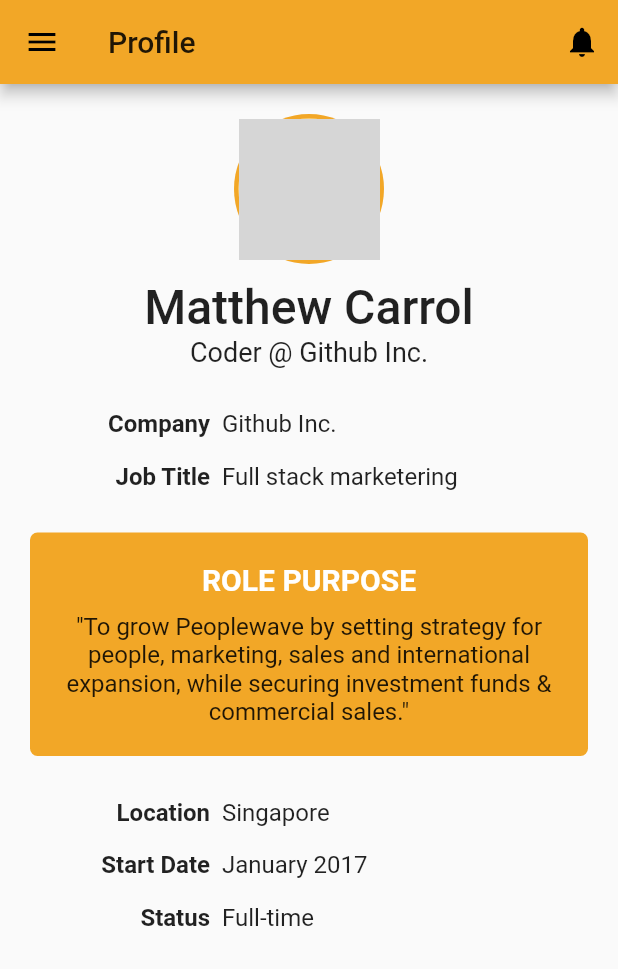
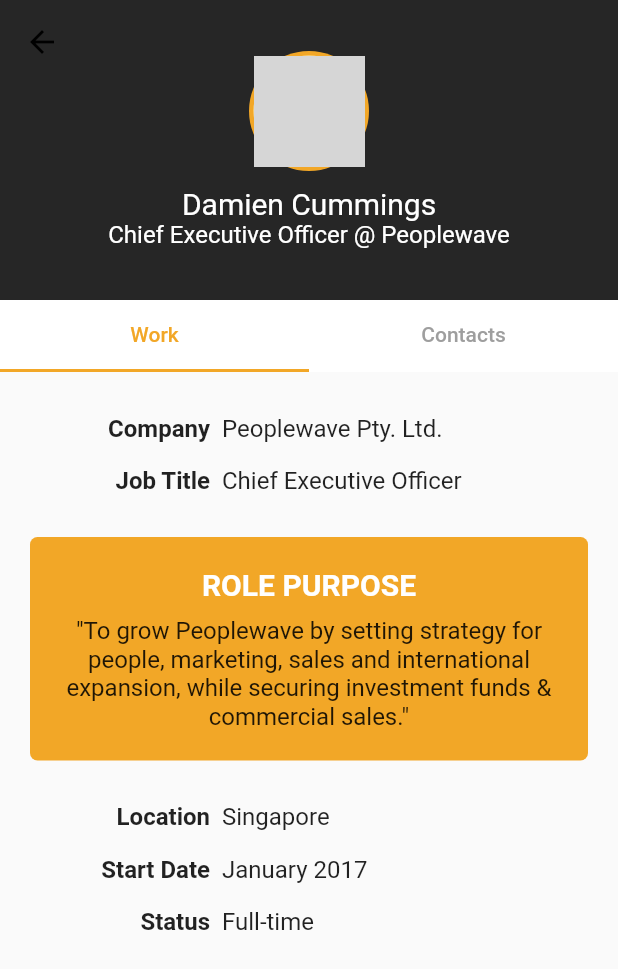
Before and after one commit to rosemalejohn/my-flutter-genesis-app, a Flutter app: the Profile screen opened by its route, on a phone screen of 412 x 824 dp. Shown: the top 969 px of the screen. Run offline on Flutter 3.47's test engine with Material 2 defaults, Android fonts, the phone set to English and light mode, and no system bars; network calls fail; grey boxes are pictures that could not be loaded.

Commit message:
Update profile screen UI

```diff
--- a/lib/main.dart
+++ b/lib/main.dart
@@ -23,7 +23,6 @@ class MyApp extends StatelessWidget {
           // counter didn't reset back to zero; the application is not restarted.
           primarySwatch: Colors.amber,
           primaryColor: Color(0xffF2A727),
-          accentColor: Color(0xffffffff)
         ),
         debugShowCheckedModeBanner: false,
         initialRoute: '/',
--- a/lib/routes.dart
+++ b/lib/routes.dart
@@ -1,7 +1,7 @@
 import 'package:performancewave/screens/doingreview/index.dart';
 import 'package:performancewave/screens/doingreview/start.dart';
 import 'package:performancewave/screens/index.dart';
-import 'package:performancewave/screens/profile.dart';
+import 'package:performancewave/screens/profile/index.dart';
 import 'package:performancewave/screens/ranking.dart';
 import 'package:performancewave/screens/setup_review.dart';
 
--- a/lib/screens/profile.dart
+++ /dev/null
@@ -1,168 +0,0 @@
-import 'package:flutter/material.dart';
-import 'package:performancewave/layouts/singlepage.dart';
-import 'package:performancewave/widgets/avatar.dart';
-import 'package:performancewave/widgets/role_purpose.dart';
-
-class Profile extends StatelessWidget {
-
-  Profile();
-
-  @override
-  Widget build(BuildContext context) {
-    return SinglePage(
-      title: Text('Profile'),
-      body: Center(
-        child: (
-          Padding(
-            padding: const EdgeInsets.all(20.0),
-            child: Column(
-              children: <Widget>[
-                WaveAvatar(width: 100.0, height: 100.0, url: 'https://avatars0.githubusercontent.com/u/7259036?s=460&v=4'),
-                SizedBox(height: 10.0),
-                Text('Matthew Carrol', style: TextStyle(fontSize: 32.0, fontWeight: FontWeight.w500)),
-                Text('Coder @ Github Inc.', style: TextStyle(fontSize: 18.0)),
-                SizedBox(height: 20.0),
-                Column(
-                  children: <Widget>[
-                    Row(
-                      children: <Widget>[
-                        SizedBox(
-                          width: 120.0,
-                          child: Text(
-                            'Company',
-                            textAlign: TextAlign.end,
-                            style: TextStyle(
-                              fontSize: 16.0,
-                              fontWeight: FontWeight.bold
-                            )
-                          ),
-                        ),
-                        Padding(
-                          padding: const EdgeInsets.all(8.0),
-                          child: Text(
-                            'Github Inc.',
-                            textAlign: TextAlign.end,
-                            style: TextStyle(
-                              fontSize: 16.0,
-                            )
-                          ),
-                        )
-                      ],
-                    ),
-                    Row(
-                      children: <Widget>[
-                        SizedBox(
-                          width: 120.0,
-                          child: Text(
-                            'Job Title',
-                            textAlign: TextAlign.end,
-                            style: TextStyle(
-                              fontSize: 16.0,
-                              fontWeight: FontWeight.bold
-                            )
-                          ),
-                        ),
-                        Padding(
-                          padding: const EdgeInsets.all(8.0),
-                          child: Text(
-                            'Full stack marketering',
-                            textAlign: TextAlign.end,
-                            style: TextStyle(
-                              fontSize: 16.0,
-                            )
-                          ),
-                        )
-                      ],
-                    )
-                  ],
-                ),
-                SizedBox(height: 20.0),
-                WaveRolePurpose(),
-                SizedBox(height: 20.0),
-                Column(
-                  children: <Widget>[
-                    Row(
-                      children: <Widget>[
-                        SizedBox(
-                          width: 120.0,
-                          child: Text(
-                            'Location',
-                            textAlign: TextAlign.end,
-                            style: TextStyle(
-                              fontSize: 16.0,
-                              fontWeight: FontWeight.bold
-                            )
-                          ),
-                        ),
-                        Padding(
-                          padding: const EdgeInsets.all(8.0),
-                          child: Text(
-                            'Singapore',
-                            textAlign: TextAlign.end,
-                            style: TextStyle(
-                              fontSize: 16.0,
-                            )
-                          ),
-                        )
-                      ],
-                    ),
-                    Row(
-                      children: <Widget>[
-                        SizedBox(
-                          width: 120.0,
-                          child: Text(
-                            'Start Date',
-                            textAlign: TextAlign.end,
-                            style: TextStyle(
-                              fontSize: 16.0,
-                              fontWeight: FontWeight.bold
-                            )
-                          ),
-                        ),
-                        Padding(
-                          padding: const EdgeInsets.all(8.0),
-                          child: Text(
-                            'January 2017',
-                            textAlign: TextAlign.end,
-                            style: TextStyle(
-                              fontSize: 16.0,
-                            )
-                          ),
-                        )
-                      ],
-                    ),
-                    Row(
-                      children: <Widget>[
-                        SizedBox(
-                          width: 120.0,
-                          child: Text(
-                            'Status',
-                            textAlign: TextAlign.end,
-                            style: TextStyle(
-                              fontSize: 16.0,
-                              fontWeight: FontWeight.bold
-                            )
-                          ),
-                        ),
-                        Padding(
-                          padding: const EdgeInsets.all(8.0),
-                          child: Text(
-                            'Full-time',
-                            textAlign: TextAlign.end,
-                            style: TextStyle(
-                              fontSize: 16.0,
-                            )
-                          ),
-                        )
-                      ],
-                    )
-                  ],
-                ),
-              ],
-            ),
-          )
-        ),
-      ),
-    );
-  }
-}
--- /dev/null
+++ b/lib/screens/profile/contact.dart
@@ -0,0 +1,25 @@
+import 'package:flutter/material.dart';
+import 'package:performancewave/screens/profile/information_row.dart';
+
+class ProfileContact extends StatelessWidget {
+  @override
+  Widget build(BuildContext context) {
+    return ListView(
+      children: <Widget>[
+        Padding(
+          padding: const EdgeInsets.all(20.0),
+          child: Column(
+            children: <Widget>[
+              WaveProfileInfoRow(title: 'About me', description: ''),
+              WaveProfileInfoRow(title: 'Interests', description: ''),
+              Divider(),
+              WaveProfileInfoRow(title: 'Email', description: 'damien@peoplewave.co'),
+              WaveProfileInfoRow(title: 'Phone', description: '+639103234901'),
+              WaveProfileInfoRow(title: 'Social', description: ''),
+            ],
+          ),
+        )
+      ],
+    );
+  }
+}
--- /dev/null
+++ b/lib/screens/profile/index.dart
@@ -0,0 +1,121 @@
+import 'package:flutter/material.dart';
+import 'package:performancewave/screens/profile/contact.dart';
+import 'package:performancewave/screens/profile/work.dart';
+import 'package:performancewave/widgets/avatar.dart';
+
+class Profile extends StatefulWidget {
+
+  Profile();
+
+  @override
+  ProfileState createState() => ProfileState();
+}
+
+class ProfileState extends State<Profile> {
+
+  ScrollController _scrollController;
+
+  bool _showTitle = false;
+
+  @override
+  void initState() {
+    super.initState();
+    _scrollController = ScrollController();
+    _scrollController.addListener(_handleScrollListener);
+  }
+
+  void _handleScrollListener() {
+    if (_scrollController.offset > 150) {
+      setState(() {
+        _showTitle = true;
+      });
+    } else {
+      setState(() {
+        _showTitle = false;
+      });
+    }
+  }
+
+  @override
+  Widget build(BuildContext context) {
+    return Scaffold(
+      body: DefaultTabController(
+        length: 2,
+        child: NestedScrollView(
+          controller: _scrollController,
+          headerSliverBuilder: (BuildContext context, bool innerBoxIsScrolled) {
+            return <Widget>[
+              SliverAppBar(
+                centerTitle: true,
+                expandedHeight: 200.0,
+                floating: false,
+                pinned: true,
+                flexibleSpace: FlexibleSpaceBar(
+                  centerTitle: true,
+                  title: _showTitle ? Text('Damien Cummings', style: TextStyle(color: Colors.white)) : null,
+                  background: Container(
+                    color: Color(0xff262626),
+                    child: Column(
+                      mainAxisSize: MainAxisSize.min,
+                      mainAxisAlignment: MainAxisAlignment.center,
+                      children: <Widget>[
+                        WaveAvatar(width: 80.0, height: 80.0, url: 'https://avatars0.githubusercontent.com/u/7259036?s=460&v=4'),
+                        SizedBox(height: 10.0),
+                        Text('Damien Cummings', style: TextStyle(fontSize: 20.0, color: Colors.white)),
+                        Text('Chief Executive Officer @ Peoplewave', style: TextStyle(fontSize: 16.0, color: Colors.white)),
+                      ],
+                    ),
+                  ),
+                ),
+              ),
+              SliverPersistentHeader(
+                delegate: _SliverAppBarDelegate(
+                  TabBar(
+                    indicatorColor: Theme.of(context).primaryColor,
+                    labelColor: Theme.of(context).primaryColor,
+                    unselectedLabelColor: Colors.grey,
+                    tabs: [
+                      Tab(text: 'Work'),
+                      Tab(text: 'Contacts'),
+                    ],
+                  ),
+                ),
+                pinned: true,
+              ),
+            ];
+          },
+          body: TabBarView(
+            children: <Widget>[
+              ProfileWork(),
+              ProfileContact(),
+            ],
+          ),
+        ),
+      ),
+    );
+  }
+}
+
+class _SliverAppBarDelegate extends SliverPersistentHeaderDelegate {
+  _SliverAppBarDelegate(this._tabBar);
+
+  final TabBar _tabBar;
+
+  @override
+  double get minExtent => _tabBar.preferredSize.height;
+  @override
+  double get maxExtent => _tabBar.preferredSize.height;
+
+  @override
+  Widget build(BuildContext context, double shrinkOffset, bool overlapsContent) {
+    return new Material(
+      color: Colors.white,
+      child: _tabBar,
+    );
+  }
+
+  @override
+  bool shouldRebuild(_SliverAppBarDelegate oldDelegate) {
+    return false;
+  }
+}
--- /dev/null
+++ b/lib/screens/profile/information_row.dart
@@ -0,0 +1,38 @@
+import 'package:flutter/material.dart';
+
+class WaveProfileInfoRow extends StatelessWidget {
+
+  final String title;
+  final String description;
+
+  WaveProfileInfoRow({ this.title, this.description });
+
+  @override
+  Widget build(BuildContext context) {
+    return Row(
+      children: <Widget>[
+        SizedBox(
+          width: 120.0,
+          child: Text(
+            title,
+            textAlign: TextAlign.end,
+            style: TextStyle(
+              fontSize: 16.0,
+              fontWeight: FontWeight.bold
+            )
+          ),
+        ),
+        Padding(
+          padding: const EdgeInsets.all(8.0),
+          child: Text(
+            description,
+            textAlign: TextAlign.end,
+            style: TextStyle(
+              fontSize: 16.0,
+            )
+          ),
+        )
+      ],
+    );
+  }
+}
--- /dev/null
+++ b/lib/screens/profile/work.dart
@@ -0,0 +1,37 @@
+import 'package:flutter/material.dart';
+import 'package:performancewave/screens/profile/information_row.dart';
+import 'package:performancewave/widgets/role_purpose.dart';
+
+class ProfileWork extends StatelessWidget {
+  @override
+  Widget build(BuildContext context) {
+    return ListView(
+      children: <Widget>[
+        Padding(
+          padding: const EdgeInsets.all(20.0),
+          child: Column(
+            children: <Widget>[
+              Column(
+                children: <Widget>[
+                  WaveProfileInfoRow(title: 'Company', description: 'Peoplewave Pty. Ltd.'),
+                  WaveProfileInfoRow(title: 'Job Title', description: 'Chief Executive Officer'),
+                ],
+              ),
+              SizedBox(height: 20.0),
+              WaveRolePurpose(),
+              SizedBox(height: 20.0),
+              Column(
+                children: <Widget>[
+                  WaveProfileInfoRow(title: 'Location', description: 'Singapore'),
+                  WaveProfileInfoRow(title: 'Start Date', description: 'January 2017'),
+                  WaveProfileInfoRow(title: 'Status', description: 'Full-time'),
+                ],
+              ),
+            ],
+          ),
+        )
+      ],
+    );
+
+  }
+}
--- a/pubspec.yaml
+++ b/pubspec.yaml
@@ -44,6 +44,7 @@ flutter:
    - assets/images/gold-rank.png
    - assets/images/silver-rank.png
    - assets/images/bronze-rank.png
+   - assets/images/wave.png
 
   # An image asset can refer to one or more resolution-specific "variants", see
   # https://flutter.io/assets-and-images/#resolution-aware.
```
Also changed, not shown: assets/images/wave.png (added).
